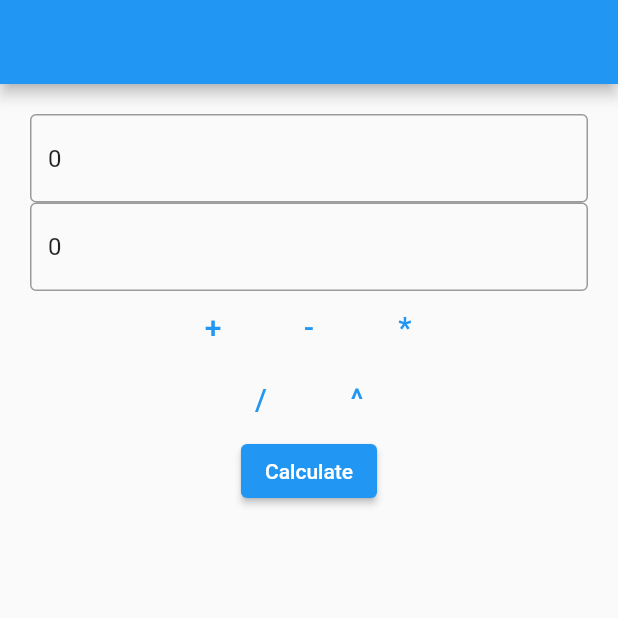
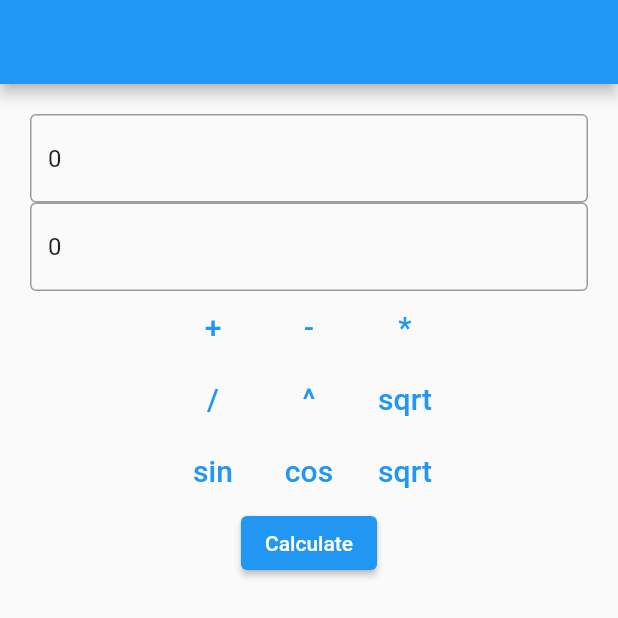
Before and after one commit to DanaRotaienko/calculator_mobile, a Flutter app: the screen it shows after launch, on a phone screen of 412 x 824 dp, the top half of it. Run offline on Flutter 3.47's test engine with Material 2 defaults, Android fonts, the phone set to English and light mode, and no system bars.

Commit message:
Sin, Cos, sqrt functionality added

```diff
--- a/lib/models/calculator.dart
+++ b/lib/models/calculator.dart
@@ -35,4 +35,20 @@ class Calculator {
     result = pow(x, y).toDouble();
   }
 
+  void percentage() {
+
+  }
+
+  void squareRoot() {
+    result = sqrt(x);
+  }
+
+  void Sin() {
+    result = sin(x);
+  }
+
+  void Cos() {
+    result = cos(x);
+  }
+
 }
--- a/lib/widgets/operations.dart
+++ b/lib/widgets/operations.dart
@@ -62,7 +62,47 @@ class OperationsWidget extends StatelessWidget {
               ),
               onPressed: () {
                 cal.power();
-
+              },
+            ),
+            TextButton(
+              child: Text(
+                'sqrt',
+                style: TextStyle(fontSize: 20.0),
+              ),
+              onPressed: () {
+                cal.squareRoot();
+              },
+            ),
+          ]
+      ),
+      Row(
+          mainAxisSize: MainAxisSize.min,
+          children: <Widget> [
+            TextButton(
+              child: Text(
+                'sin',
+                style: TextStyle(fontSize: 20.0),
+              ),
+              onPressed: () {
+                cal.Sin();
+              },
+            ),
+            TextButton(
+              child: Text(
+                'cos',
+                style: TextStyle(fontSize: 20.0),
+              ),
+              onPressed: () {
+                cal.Cos();
+              },
+            ),
+            TextButton(
+              child: Text(
+                'sqrt',
+                style: TextStyle(fontSize: 20.0),
+              ),
+              onPressed: () {
+                cal.percentage();
               },
             ),
           ]
```
Also changed, not shown: lib/widgets/calculator-input-form.dart (line endings or trailing spaces).
